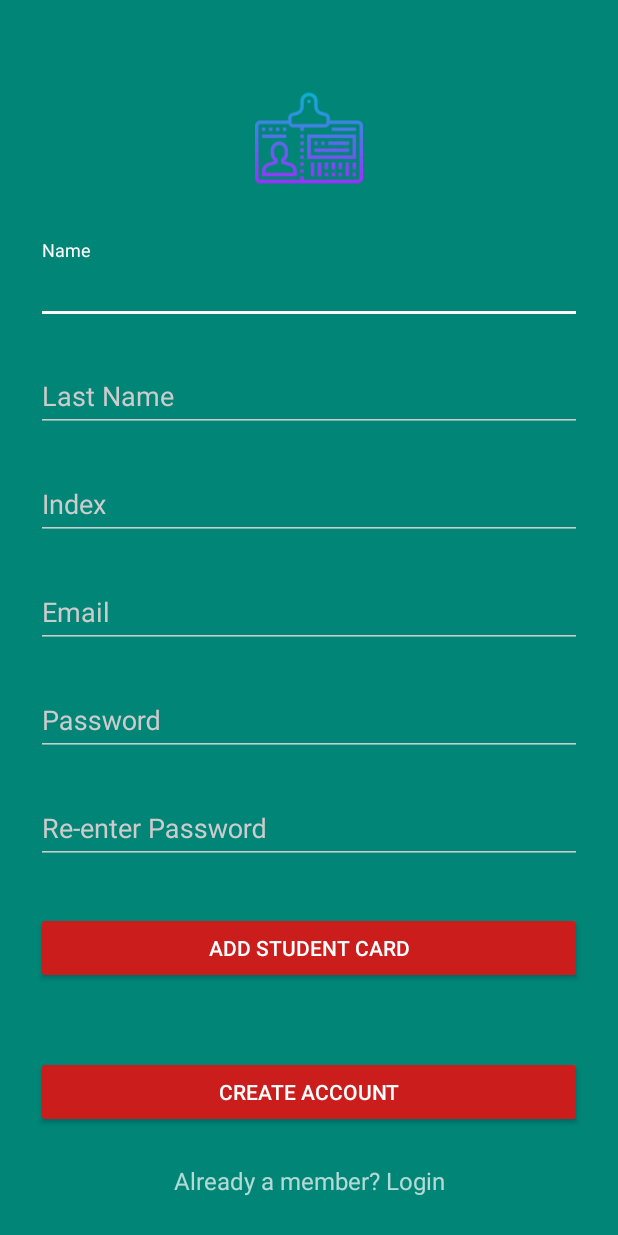
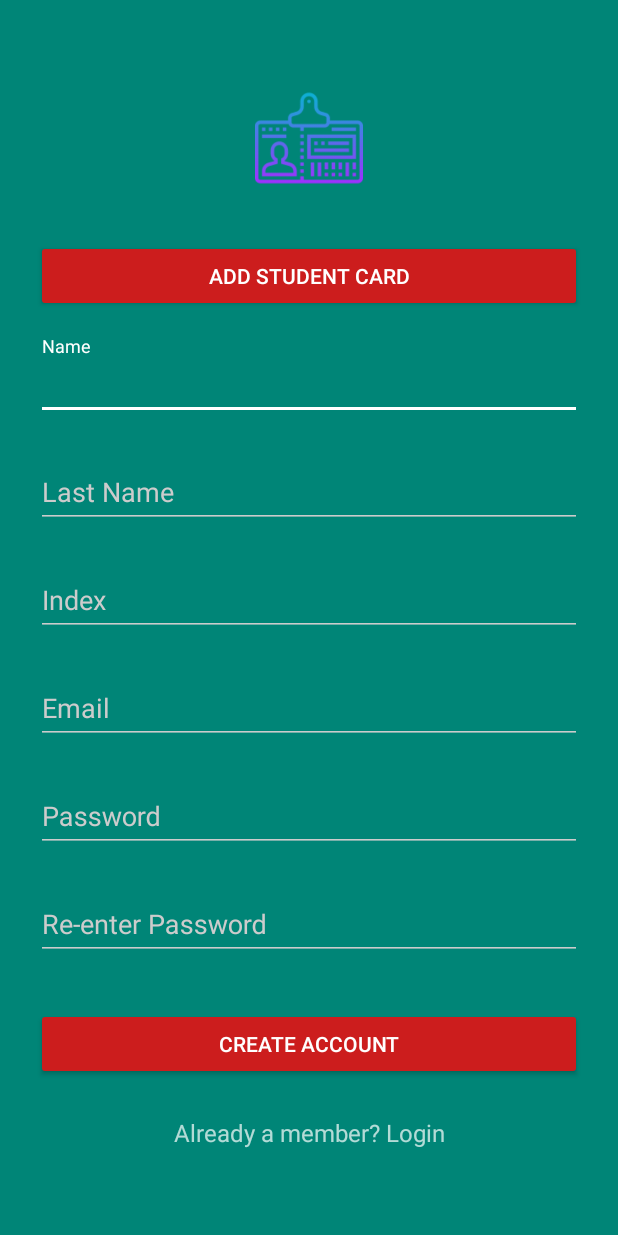
Before and after one commit to kacfal/StudentCard, an Android app: the SignUpActivity screen opened directly, with no data from a screen before it, on a phone screen of 412 x 824 dp. Run offline under Robolectric (Android 15) with nearby library versions, the phone set to English and light mode, and no system bars; our stand-ins replace ButterKnife, Volley.

Commit message:
Refactoring of xml

```diff
--- a/app/src/main/res/layout/activity_signup.xml
+++ b/app/src/main/res/layout/activity_signup.xml
@@ -18,6 +18,15 @@
             android:layout_height="72dp"
             android:layout_marginBottom="24dp"
             android:layout_gravity="center_horizontal" />
+
+        <!-- add student card Button -->
+        <androidx.appcompat.widget.AppCompatButton
+            android:id="@+id/btn_student_card"
+            android:layout_width="fill_parent"
+            android:layout_height="wrap_content"
+            android:layout_marginTop="8dp"
+            android:layout_marginBottom="8dp"
+            android:text="Add Student Card"/>
 
         <!-- Name Label -->
         <com.google.android.material.textfield.TextInputLayout
@@ -97,16 +106,6 @@
                 android:hint="Re-enter Password"/>
         </com.google.android.material.textfield.TextInputLayout>
 
-        <!-- add student card Button -->
-        <androidx.appcompat.widget.AppCompatButton
-            android:id="@+id/btn_student_card"
-            android:layout_width="fill_parent"
-            android:layout_height="wrap_content"
-            android:layout_marginTop="24dp"
-            android:layout_marginBottom="24dp"
-            android:padding="12dp"
-            android:text="Add Student Card"/>
-
         <!-- Signup Button -->
         <androidx.appcompat.widget.AppCompatButton
             android:id="@+id/btn_signup"
```
